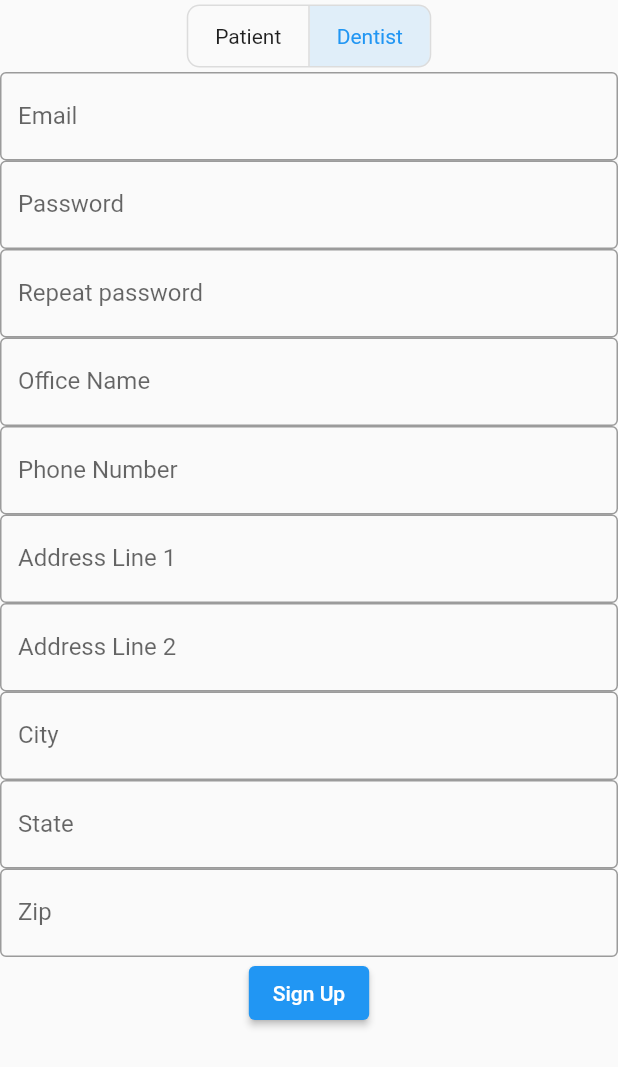
After one commit to stopover-flights/NotchDental, a Flutter app: the Signup screen opened by its route, after a tap on "Dentist", on a phone screen of 412 x 824 dp. The commit adds this screen. Shown: the top 1067 px of the screen. Run offline on Flutter 3.47's test engine with Material 2 defaults, Android fonts, the phone set to English and light mode, and no system bars; our stand-ins replace flutter_svg; missing offline and left inert: postgres.

Commit message:
A bunch of nonsense + DentistHome.dart

```diff
--- /dev/null
+++ b/lib/database.dart
@@ -0,0 +1,17 @@
+import 'package:postgres/postgres.dart';
+
+class dbFunctions{
+  bool authenticateDentist(var user, var pass){
+    print(user);
+    print(pass);
+    return true;
+  }
+
+
+
+    //use html error/success codes
+  static int insertOfficeData(var email,  var password,  var name,  var phone,  var address1,  var address2,  var city,  var state,  var zip){
+
+    return 200;
+  }
+}
--- /dev/null
+++ b/lib/screens/Signup.dart
@@ -0,0 +1,60 @@
+
+import 'package:flutter/material.dart';
+import 'package:notch_dental/screens/dentist/DentistLogin.dart';
+import 'package:notch_dental/screens/dentist/DentistSignup.dart';
+import 'package:notch_dental/screens/customer/PatientLogin.dart';
+import 'package:notch_dental/screens/customer/PatientSignup.dart';
+
+class Signup extends StatefulWidget{
+  const Signup({Key? key}) : super(key: key);
+  @override
+  _Signup createState() => _Signup();
+}
+
+class _Signup extends State<Signup> {
+  var isSelected = {};
+  var selectedOption = 0;
+  List<Widget> options = [const PatientSignup(), const DentistSignup()];
+  List<bool> toggleButtonData = [true, false];
+  @override
+  Widget build(BuildContext context) {
+    return Scaffold(
+      body: Center(
+        child: Container(
+          constraints: const BoxConstraints(maxWidth: 500),
+          child: Column(
+            children: [
+              ToggleButtons(
+                direction: Axis.horizontal,
+                onPressed: (int index) {
+                  setState(() {
+                    // The button that is tapped is set to true, and the others to false.
+                    for (int i = 0; i < toggleButtonData.length; i++) {
+                      toggleButtonData[i] = i == index;
+                      selectedOption=index;
+                    }
+                  });
+                },
+                borderRadius: const BorderRadius.all(Radius.circular(8)),
+                //selectedBorderColor: Colors.red[700],
+                //selectedColor: Colors.white,
+                //fillColor: Colors.red[200],
+                //color: Colors.red[400],
+                constraints: const BoxConstraints(
+                  minHeight: 40.0,
+                  minWidth: 80.0,
+                ),
+                isSelected: toggleButtonData,
+                children: const [
+                  Text("Patient"),
+                  Text("Dentist")
+                ],
+              ),
+              options[selectedOption]
+            ],
+          ),
+        ),
+      ),
+    );
+  }
+}
--- /dev/null
+++ b/lib/screens/customer/PatientSignup.dart
@@ -0,0 +1,13 @@
+import 'package:flutter/material.dart';
+
+class PatientSignup extends StatelessWidget {
+  const PatientSignup({super.key});
+  @override
+  Widget build(BuildContext context) {
+    return Column(
+            children:[
+              Text('Patient Signup')
+            ]
+        );
+  }
+}
--- /dev/null
+++ b/lib/screens/dentist/DentistSignup.dart
@@ -0,0 +1,107 @@
+import 'package:flutter/material.dart';
+import 'package:notch_dental/database.dart';
+
+class DentistSignup extends StatelessWidget {
+  const DentistSignup({super.key});
+  @override
+  Widget build(BuildContext context) {
+    var email;
+    var password;
+    var repeatPassword;
+    var name;
+    var phone;
+    var address1;
+    var address2;
+    var city;
+    var state;
+    var zip;
+
+    return Column(
+          children:[
+            TextField(
+              decoration: const InputDecoration(
+                border: OutlineInputBorder(),
+                labelText: 'Email',
+              ),
+              onChanged: (text){email=text;},
+            ),
+            TextField(
+              decoration: const InputDecoration(
+                border: OutlineInputBorder(),
+                labelText: 'Password',
+              ),
+              onChanged: (text){password=text;},
+            ),
+            TextField(
+              decoration: const InputDecoration(
+                border: OutlineInputBorder(),
+                labelText: 'Repeat password',
+              ),
+              onChanged: (text){repeatPassword=text;},
+            ),
+            TextField(
+              decoration: const InputDecoration(
+                border: OutlineInputBorder(),
+                labelText: 'Office Name',
+              ),
+              onChanged: (text){name=text;},
+            ),
+            TextField(
+              decoration: const InputDecoration(
+                border: OutlineInputBorder(),
+                labelText: 'Phone Number',
+              ),
+              onChanged: (text){phone=text;},
+            ),
+            TextField(
+              decoration: const InputDecoration(
+                border: OutlineInputBorder(),
+                labelText: 'Address Line 1',
+              ),
+              onChanged: (text){address1=text;},
+            ),
+            TextField(
+              decoration: const InputDecoration(
+                border: OutlineInputBorder(),
+                labelText: 'Address Line 2',
+              ),
+              onChanged: (text){address2=text;},
+            ),
+            TextField(
+              decoration: const InputDecoration(
+                border: OutlineInputBorder(),
+                labelText: 'City',
+              ),
+              onChanged: (text){city=text;},
+            ),
+            TextField(
+              decoration: const InputDecoration(
+                border: OutlineInputBorder(),
+                labelText: 'State',
+              ),
+              onChanged: (text){state=text;},
+            ),
+            TextField(
+              decoration: const InputDecoration(
+                border: OutlineInputBorder(),
+                labelText: 'Zip',
+              ),
+              onChanged: (text){zip=text;},
+            ),
+            ElevatedButton(
+                onPressed: (){
+                  bool emailValid =RegExp(r"^[a-zA-Z0-9.a-zA-Z0-9.!#$%&'*+-/=?^_`{|}~]+@[a-zA-Z0-9]+\.[a-zA-Z]+").hasMatch(email);
+                  if(emailValid && password.length > 8 && password == repeatPassword && name.length>0 && phone.length>0 && address1.length>0 && city.length>0 && state.length>0 && zip.length>0){
+                    if(dbFunctions.insertOfficeData(email, password, name, phone, address1, address2, city, state, zip ) == 200) {
+                      Navigator.pushNamed(context, "/login");
+                    }
+                  }else{
+                    print('enter correct information');
+                  }
+                },
+                child: Text("Sign Up")
+            ),
+          ]
+        );
+  }
+}
```
Also changed, not shown: lib/main.dart (+17 -96 lines), lib/models/appointment.dart (added, +39 -0 lines), lib/screens/FailedAuthentication.dart (added, +17 -0 lines), lib/screens/LandingPage.dart (added, +19 -0 lines), lib/screens/Login.dart (added, +58 -0 lines), lib/screens/customer/PatientLogin.dart (added, +13 -0 lines), lib/screens/dentist/AccountDetails.dart (added, +13 -0 lines), lib/screens/dentist/DentistHome.dart (added, +150 -0 lines), lib/screens/dentist/DentistLogin.dart (added, +44 -0 lines), lib/screens/dentist/MyAppointments.dart (added, +13 -0 lines), lib/screens/dentist/Notifications.dart (added, +13 -0 lines), pubspec.yaml (+4 -3 lines), assets/images/Notch_Dental_Logo.svg (added), pubspec.lock.
